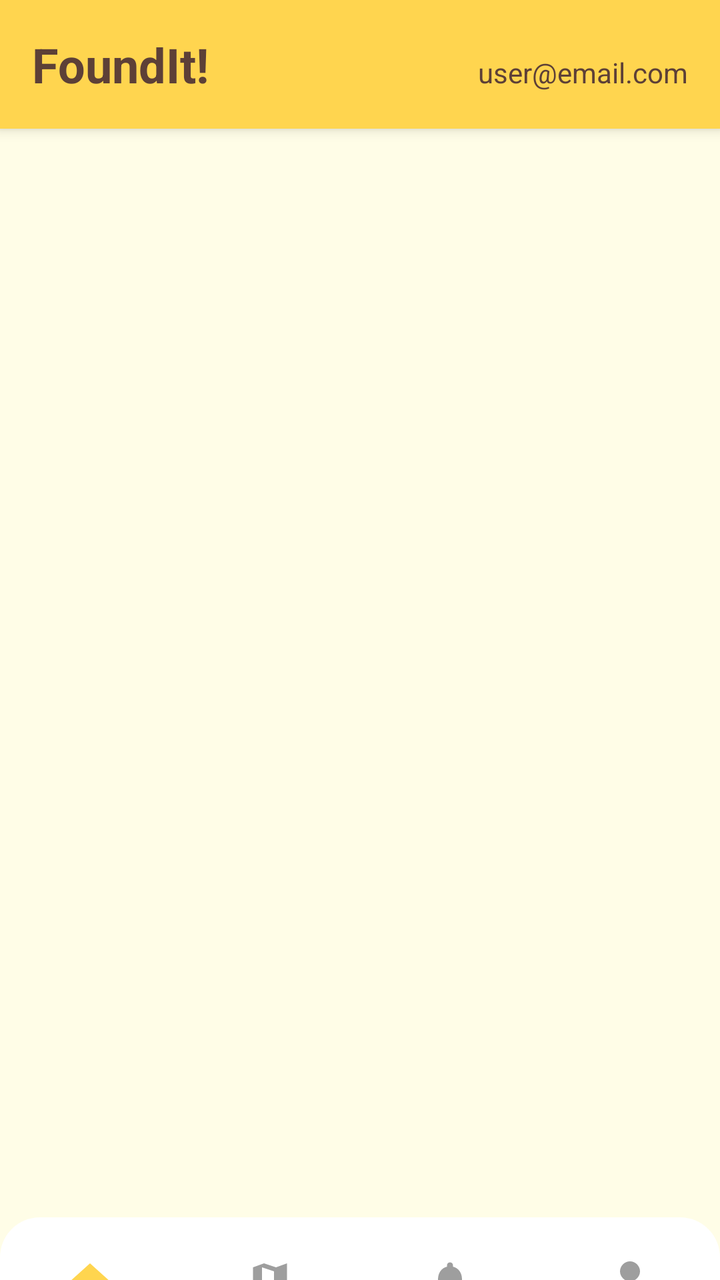
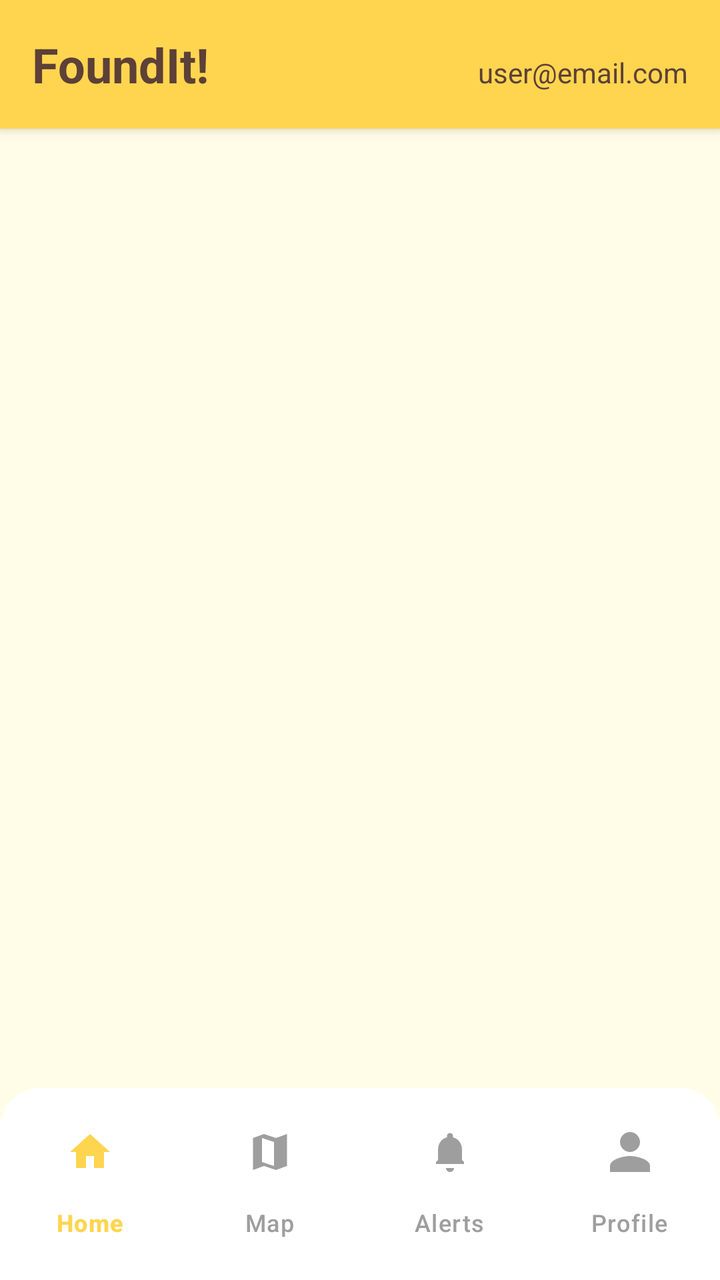

Compare the two renders of this Android layout. The source of the first and the diff that turns it into the second are given below.
<!-- AndroidManifest.xml: application theme Theme.FoundIt -->
<!-- res/layout/activity_main.xml -->
<?xml version="1.0" encoding="utf-8"?>
<androidx.constraintlayout.widget.ConstraintLayout
    xmlns:android="http://schemas.android.com/apk/res/android"
    xmlns:app="http://schemas.android.com/apk/res-auto"
    xmlns:tools="http://schemas.android.com/tools"
    android:id="@+id/main_layout"
    android:layout_width="match_parent"
    android:layout_height="match_parent"
    android:background="#FFFDE7"
    tools:context=".MainActivity">

    
    <LinearLayout
        android:id="@+id/appBar"
        android:layout_width="0dp"
        android:layout_height="wrap_content"
        android:orientation="horizontal"
        android:padding="16dp"
        android:background="#FFD54F"
        android:elevation="4dp"
        app:layout_constraintEnd_toEndOf="parent"
        app:layout_constraintStart_toStartOf="parent"
        app:layout_constraintTop_toTopOf="parent">

        <TextView
            android:layout_width="0dp"
            android:layout_height="wrap_content"
            android:layout_weight="1"
            android:text="FoundIt!"
            android:textColor="#5D4037"
            android:textSize="24sp"
            android:textStyle="bold"
            android:gravity="start" />

        <TextView
            android:id="@+id/userEmail"
            android:layout_width="wrap_content"
            android:layout_height="wrap_content"
            android:text="user@email.com"
            android:textColor="#5D4037"
            android:textSize="14sp"
            android:gravity="end"
            android:maxLines="1"
            android:ellipsize="end" />
    </LinearLayout>

    
    <FrameLayout
        android:id="@+id/main_container"
        android:layout_width="0dp"
        android:layout_height="0dp"
        app:layout_constraintTop_toBottomOf="@+id/appBar"
        app:layout_constraintBottom_toTopOf="@+id/bottom_navigation"
        app:layout_constraintStart_toStartOf="parent"
        app:layout_constraintEnd_toEndOf="parent" />

    
    <androidx.fragment.app.FragmentContainerView
        android:id="@+id/nav_host_fragment"
        android:layout_width="0dp"
        android:layout_height="0dp"
        app:layout_constraintTop_toBottomOf="@+id/appBar"
        app:layout_constraintBottom_toTopOf="@+id/bottom_navigation"
        app:layout_constraintStart_toStartOf="parent"
        app:layout_constraintEnd_toEndOf="parent" />

    
    <com.google.android.material.bottomnavigation.BottomNavigationView
        android:id="@+id/bottom_navigation"
        android:layout_width="0dp"
        android:layout_height="wrap_content"
        android:layout_marginBottom="-65dp"
        android:background="@drawable/bottom_nav_background"
        android:elevation="8dp"
        app:itemIconTint="@drawable/bottom_nav_icon_color"
        app:itemTextColor="@drawable/bottom_nav_text_color"
        app:labelVisibilityMode="labeled"
        app:layout_constraintBottom_toBottomOf="parent"
        app:layout_constraintEnd_toEndOf="parent"
        app:layout_constraintStart_toStartOf="parent"
        app:menu="@menu/bottom_nav_menu" />

</androidx.constraintlayout.widget.ConstraintLayout>
<!-- resources referenced by this layout -->
<resources>
  <!-- drawable bottom_nav_background (drawable) -->
  <?xml version="1.0" encoding="utf-8"?>
  <shape xmlns:android="http://schemas.android.com/apk/res/android">
      <solid android:color="#FFFFFF" />
      <corners
          android:topLeftRadius="20dp"
          android:topRightRadius="20dp" />
      <padding
          android:top="8dp"
          android:bottom="8dp" />
  </shape>
  <!-- drawable bottom_nav_icon_color (drawable) -->
  <?xml version="1.0" encoding="utf-8"?>
  <selector xmlns:android="http://schemas.android.com/apk/res/android">
      
      <item android:color="#FFD54F" android:state_checked="true" />
      
      <item android:color="#9E9E9E" android:state_checked="false" />
  </selector>
  <!-- drawable bottom_nav_text_color (drawable) -->
  <?xml version="1.0" encoding="utf-8"?>
  <selector xmlns:android="http://schemas.android.com/apk/res/android">
      
      <item android:color="#FFD54F" android:state_checked="true" />
      
      <item android:color="#9E9E9E" android:state_checked="false" />
  </selector>
  <style name="Theme.FoundIt" parent="Base.Theme.FoundIt" />
  <style name="Base.Theme.FoundIt" parent="Theme.Material3.DayNight.NoActionBar">
          
          
      </style>
</resources>

<!-- the commit's change to res/layout/activity_main.xml (unified diff, before → after) -->
@@ -18,9 +18,9 @@
         android:padding="16dp"
         android:background="#FFD54F"
         android:elevation="4dp"
-        app:layout_constraintEnd_toEndOf="parent"
+        app:layout_constraintTop_toTopOf="parent"
         app:layout_constraintStart_toStartOf="parent"
-        app:layout_constraintTop_toTopOf="parent">
+        app:layout_constraintEnd_toEndOf="parent">
 
         <TextView
             android:layout_width="0dp"
@@ -46,21 +46,11 @@
 
     
     <FrameLayout
-        android:id="@+id/main_container"
-        android:layout_width="0dp"
-        android:layout_height="0dp"
-        app:layout_constraintTop_toBottomOf="@+id/appBar"
-        app:layout_constraintBottom_toTopOf="@+id/bottom_navigation"
-        app:layout_constraintStart_toStartOf="parent"
-        app:layout_constraintEnd_toEndOf="parent" />
-
-    
-    <androidx.fragment.app.FragmentContainerView
         android:id="@+id/nav_host_fragment"
         android:layout_width="0dp"
         android:layout_height="0dp"
-        app:layout_constraintTop_toBottomOf="@+id/appBar"
-        app:layout_constraintBottom_toTopOf="@+id/bottom_navigation"
+        app:layout_constraintTop_toBottomOf="@id/appBar"
+        app:layout_constraintBottom_toTopOf="@id/bottom_navigation"
         app:layout_constraintStart_toStartOf="parent"
         app:layout_constraintEnd_toEndOf="parent" />
 
@@ -69,15 +59,14 @@
         android:id="@+id/bottom_navigation"
         android:layout_width="0dp"
         android:layout_height="wrap_content"
-        android:layout_marginBottom="-65dp"
         android:background="@drawable/bottom_nav_background"
         android:elevation="8dp"
         app:itemIconTint="@drawable/bottom_nav_icon_color"
         app:itemTextColor="@drawable/bottom_nav_text_color"
         app:labelVisibilityMode="labeled"
         app:layout_constraintBottom_toBottomOf="parent"
+        app:layout_constraintStart_toStartOf="parent"
         app:layout_constraintEnd_toEndOf="parent"
-        app:layout_constraintStart_toStartOf="parent"
         app:menu="@menu/bottom_nav_menu" />
 
 </androidx.constraintlayout.widget.ConstraintLayout>
<!-- resource entries referenced after the edit -->
@@ -14,17 +14,13 @@
   <!-- drawable bottom_nav_icon_color (drawable) -->
   <?xml version="1.0" encoding="utf-8"?>
   <selector xmlns:android="http://schemas.android.com/apk/res/android">
-      
       <item android:color="#FFD54F" android:state_checked="true" />
-      
       <item android:color="#9E9E9E" android:state_checked="false" />
   </selector>
   <!-- drawable bottom_nav_text_color (drawable) -->
   <?xml version="1.0" encoding="utf-8"?>
   <selector xmlns:android="http://schemas.android.com/apk/res/android">
-      
       <item android:color="#FFD54F" android:state_checked="true" />
-      
       <item android:color="#9E9E9E" android:state_checked="false" />
   </selector>
   <style name="Theme.FoundIt" parent="Base.Theme.FoundIt" />
